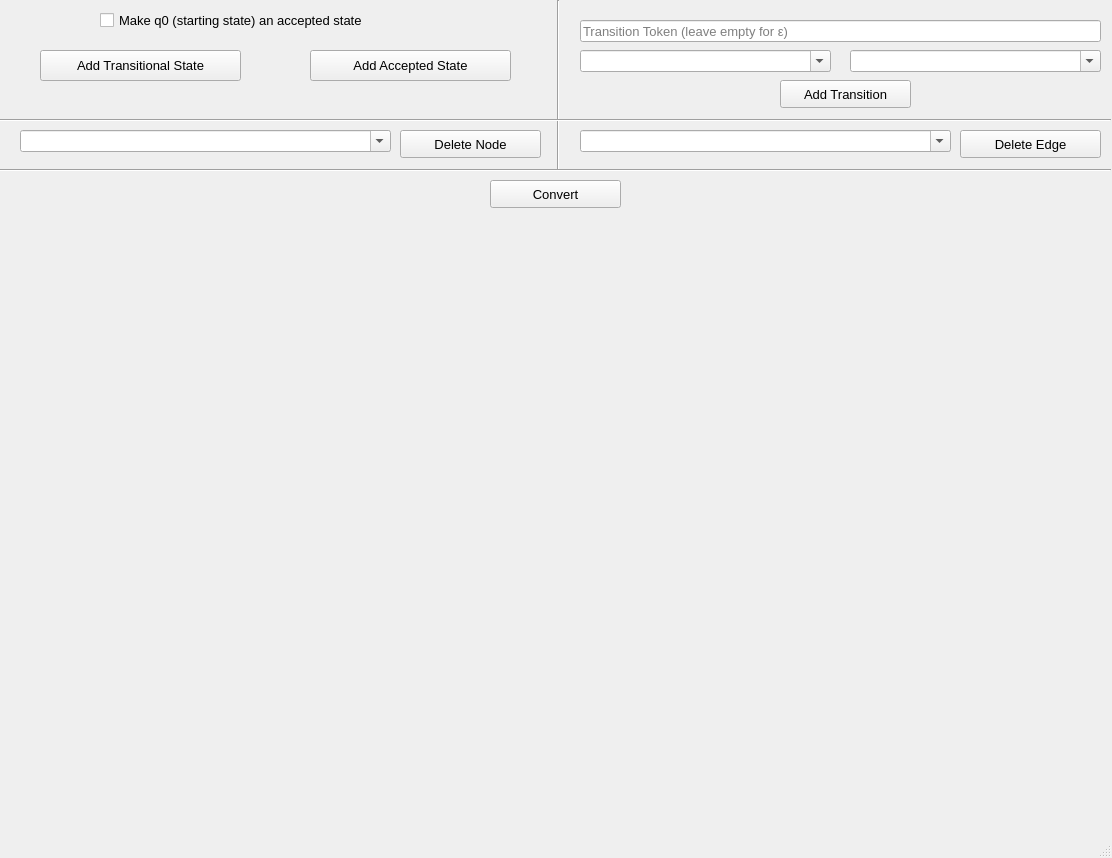
Anthony-Amgad/automataProject, file res/ui/GraphingWindow.ui: the form before one commit.
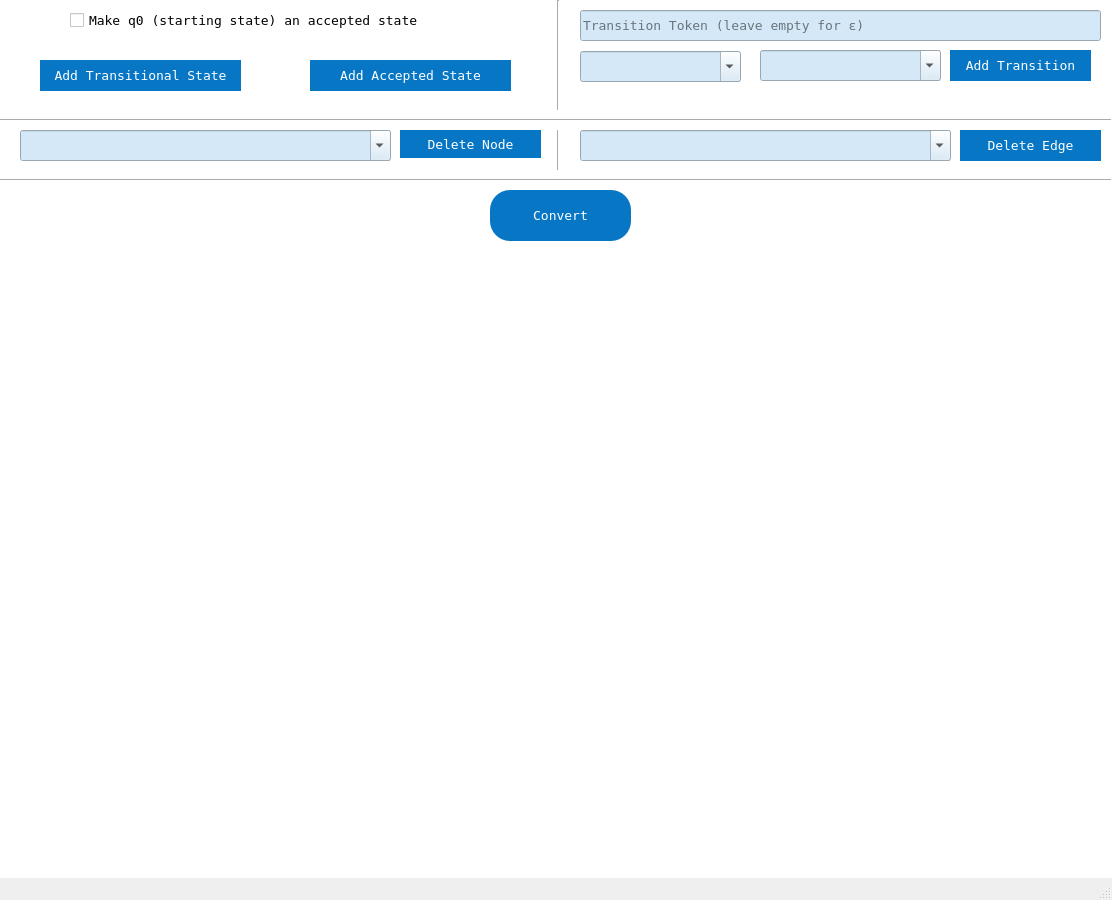
The form after the commit.

```diff
--- a/res/ui/GraphingWindow.ui
+++ b/res/ui/GraphingWindow.ui
@@ -7,7 +7,7 @@
     <x>0</x>
     <y>0</y>
     <width>1112</width>
-    <height>858</height>
+    <height>900</height>
    </rect>
   </property>
   <property name="sizePolicy">
@@ -18,13 +18,24 @@
   </property>
   <property name="font">
    <font>
+    <family>DejaVu Sans Mono</family>
     <pointsize>10</pointsize>
+    <weight>50</weight>
+    <italic>false</italic>
+    <bold>false</bold>
    </font>
   </property>
   <property name="windowTitle">
-   <string/>
+   <string>NFA to DFA</string>
+  </property>
+  <property name="styleSheet">
+   <string notr="true">font: 10pt &quot;DejaVu Sans Mono&quot;;
+</string>
   </property>
   <widget class="QWidget" name="centralwidget">
+   <property name="styleSheet">
+    <string notr="true">background-color: rgb(255, 255, 255);</string>
+   </property>
    <widget class="Line" name="line">
     <property name="geometry">
      <rect>
@@ -42,11 +53,16 @@
     <property name="geometry">
      <rect>
       <x>580</x>
-      <y>20</y>
+      <y>10</y>
       <width>521</width>
-      <height>22</height>
+      <height>31</height>
      </rect>
     </property>
+    <property name="styleSheet">
+     <string notr="true">border-color: rgb(4, 72, 117);
+font: 10pt &quot;DejaVu Sans Mono&quot;;
+background-color: rgb(212, 232, 247);</string>
+    </property>
     <property name="inputMask">
      <string/>
     </property>
@@ -61,11 +77,14 @@
     <property name="geometry">
      <rect>
       <x>580</x>
-      <y>50</y>
-      <width>251</width>
-      <height>22</height>
+      <y>51</y>
+      <width>161</width>
+      <height>31</height>
      </rect>
     </property>
+    <property name="styleSheet">
+     <string notr="true">background-color: rgb(212, 232, 247);</string>
+    </property>
     <property name="editable">
      <bool>true</bool>
     </property>
@@ -76,12 +95,15 @@
    <widget class="QComboBox" name="toEdAddCom">
     <property name="geometry">
      <rect>
-      <x>850</x>
+      <x>760</x>
       <y>50</y>
-      <width>251</width>
-      <height>22</height>
+      <width>181</width>
+      <height>31</height>
      </rect>
     </property>
+    <property name="styleSheet">
+     <string notr="true">background-color: rgb(212, 232, 247);</string>
+    </property>
     <property name="editable">
      <bool>true</bool>
     </property>
@@ -92,12 +114,19 @@
    <widget class="QPushButton" name="adEdgeBtn">
     <property name="geometry">
      <rect>
-      <x>780</x>
-      <y>80</y>
-      <width>131</width>
-      <height>28</height>
+      <x>950</x>
+      <y>50</y>
+      <width>141</width>
+      <height>31</height>
      </rect>
     </property>
+    <property name="styleSheet">
+     <string notr="true">color: rgb(255, 255, 255);
+font: 75 12pt &quot;Cambria&quot;;
+background-color:rgb(7, 119, 197);
+border-radius:20px;
+</string>
+    </property>
     <property name="text">
      <string>Add Transition</string>
     </property>
@@ -121,9 +150,12 @@
       <x>20</x>
       <y>130</y>
       <width>371</width>
-      <height>22</height>
+      <height>31</height>
      </rect>
     </property>
+    <property name="styleSheet">
+     <string notr="true">background-color: rgb(212, 232, 247);</string>
+    </property>
     <property name="editable">
      <bool>true</bool>
     </property>
@@ -140,6 +172,13 @@
       <height>28</height>
      </rect>
     </property>
+    <property name="styleSheet">
+     <string notr="true">color: rgb(255, 255, 255);
+font: 75 12pt &quot;Cambria&quot;;
+background-color:rgb(7, 119, 197);
+border-radius:20px;
+</string>
+    </property>
     <property name="text">
      <string>Delete Node</string>
     </property>
@@ -150,9 +189,12 @@
       <x>580</x>
       <y>130</y>
       <width>371</width>
-      <height>22</height>
+      <height>31</height>
      </rect>
     </property>
+    <property name="styleSheet">
+     <string notr="true">background-color: rgb(212, 232, 247);</string>
+    </property>
     <property name="editable">
      <bool>true</bool>
     </property>
@@ -166,9 +208,16 @@
       <x>960</x>
       <y>130</y>
       <width>141</width>
-      <height>28</height>
+      <height>31</height>
      </rect>
     </property>
+    <property name="styleSheet">
+     <string notr="true">color: rgb(255, 255, 255);
+font: 75 12pt &quot;Cambria&quot;;
+background-color:rgb(7, 119, 197);
+border-radius:20px;
+</string>
+    </property>
     <property name="text">
      <string>Delete Edge</string>
     </property>
@@ -177,7 +226,7 @@
     <property name="geometry">
      <rect>
       <x>0</x>
-      <y>160</y>
+      <y>170</y>
       <width>1111</width>
       <height>20</height>
      </rect>
@@ -190,11 +239,18 @@
     <property name="geometry">
      <rect>
       <x>490</x>
-      <y>180</y>
-      <width>131</width>
-      <height>28</height>
+      <y>190</y>
+      <width>141</width>
+      <height>51</height>
      </rect>
     </property>
+    <property name="styleSheet">
+     <string notr="true">color: rgb(255, 255, 255);
+font: 75 16pt &quot;Cambria&quot;;
+background-color:rgb(7, 119, 197);
+border-radius:20px;
+</string>
+    </property>
     <property name="text">
      <string>Convert</string>
     </property>
@@ -203,11 +259,18 @@
     <property name="geometry">
      <rect>
       <x>310</x>
-      <y>50</y>
+      <y>60</y>
       <width>201</width>
       <height>31</height>
      </rect>
     </property>
+    <property name="styleSheet">
+     <string notr="true">color: rgb(255, 255, 255);
+font: 75 12pt &quot;Cambria&quot;;
+background-color:rgb(7, 119, 197);
+border-radius:20px;
+</string>
+    </property>
     <property name="text">
      <string>Add Accepted State</string>
     </property>
@@ -216,11 +279,18 @@
     <property name="geometry">
      <rect>
       <x>40</x>
-      <y>50</y>
+      <y>60</y>
       <width>201</width>
       <height>31</height>
      </rect>
     </property>
+    <property name="styleSheet">
+     <string notr="true">color: rgb(255, 255, 255);
+font: 75 12pt &quot;Cambria&quot;;
+background-color:rgb(7, 119, 197);
+border-radius:20px;
+</string>
+    </property>
     <property name="text">
      <string>Add Transitional State</string>
     </property>
@@ -228,9 +298,9 @@
    <widget class="QCheckBox" name="checkBox">
     <property name="geometry">
      <rect>
-      <x>100</x>
+      <x>70</x>
       <y>10</y>
-      <width>351</width>
+      <width>461</width>
       <height>20</height>
      </rect>
     </property>
```
Left out of the diff: 8 changed lines with no effect on the pictures.
